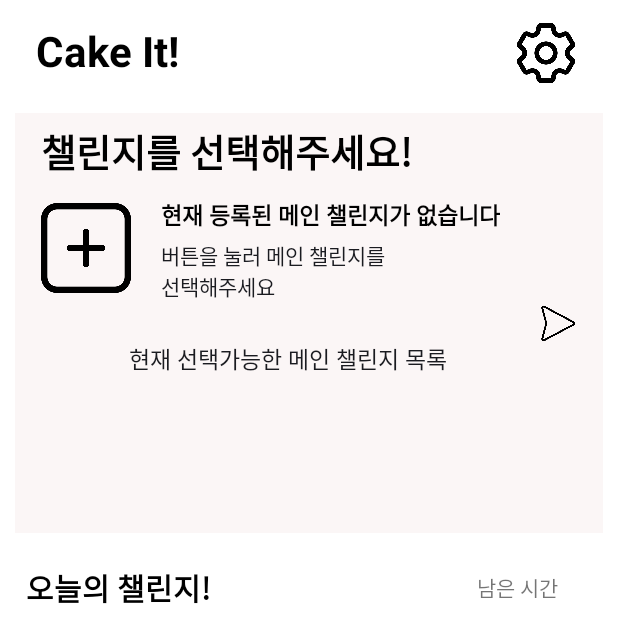
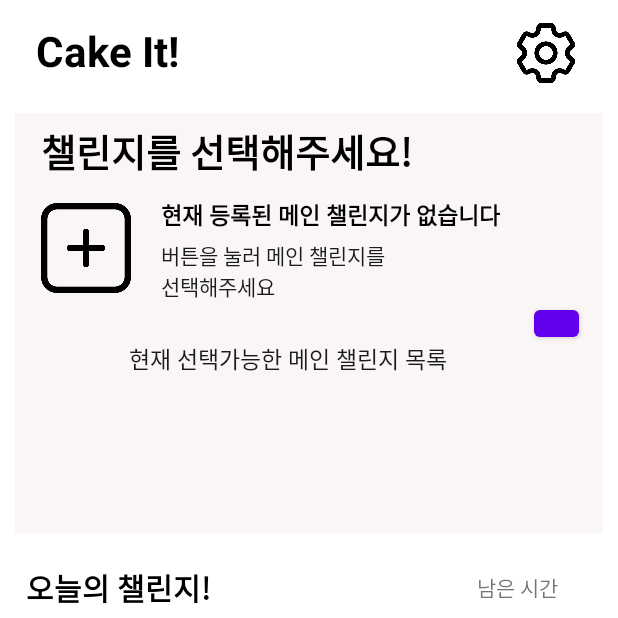
Before and after one commit to zzammin/Sw_project_android, an Android app: the screen it shows after launch (MainActivity), on a phone screen of 412 x 824 dp, the top half of it. Run offline under Robolectric (Android 15) with nearby library versions, the phone set to English and light mode, and no system bars.

Commit message:
진행중인 챌린지 fragment 버튼 누르면 넘어가게 하기 도전..!

```diff
--- /dev/null
+++ b/app/src/main/java/com/example/swproject/ChallengeFragment2.java
@@ -0,0 +1,19 @@
+package com.example.swproject;
+
+import android.os.Bundle;
+import android.view.LayoutInflater;
+import android.view.View;
+import android.view.ViewGroup;
+
+import androidx.annotation.NonNull;
+import androidx.annotation.Nullable;
+import androidx.fragment.app.Fragment;
+
+public class ChallengeFragment2 extends Fragment {
+    @Nullable
+    @Override
+    public View onCreateView(@NonNull LayoutInflater inflater, @Nullable ViewGroup container, @Nullable Bundle savedInstanceState) {
+        // 이게 무슨 의민지 찾아보자
+        return inflater.inflate(R.layout.challenge_fragment2,container,false);
+    }
+}
--- a/app/src/main/java/com/example/swproject/Home.java
+++ b/app/src/main/java/com/example/swproject/Home.java
@@ -1,9 +1,12 @@
 package com.example.swproject;
 
 import android.os.Bundle;
+import android.util.Log;
 import android.view.LayoutInflater;
 import android.view.View;
 import android.view.ViewGroup;
+import android.widget.Button;
+import android.widget.ImageView;
 
 import androidx.annotation.NonNull;
 import androidx.annotation.Nullable;
@@ -15,7 +18,8 @@ import androidx.viewpager2.widget.ViewPager2;
 import java.util.ArrayList;
 
 public class Home extends Fragment {
-
+    ViewPager2 viewPager2;
+    ChallengePagerAdapter adapter;
     @Nullable
     @Override
     public View onCreateView(@NonNull LayoutInflater inflater, @Nullable ViewGroup container, @Nullable Bundle savedInstanceState) {
@@ -25,35 +29,70 @@ public class Home extends Fragment {
         return inflater.inflate(R.layout.home,container,false);
     }
 
+
     @Override
     public void onViewCreated(@NonNull View view, @Nullable Bundle savedInstanceState) {
         super.onViewCreated(view, savedInstanceState);
 
-        ViewPager2 viewPager2 = view.findViewById(R.id.pager);
-        ChallengePagerAdapter adapter = new ChallengePagerAdapter(this);
+        viewPager2 = view.findViewById(R.id.pager);
+        adapter = new ChallengePagerAdapter(this);
+
+        // 클래스를 사용하려면 참조변수를 통해 클래스를 가리키고 그 참조변수를 사용해야 한다
+        ChallengeFragment1 cf1 = new ChallengeFragment1();
+        adapter.addItem(cf1);
+        ChallengeFragment2 cf2 = new ChallengeFragment2();
+        adapter.addItem(cf2);
+
         viewPager2.setAdapter(adapter);
+
+        // fragment에서 다른 xml에 있는 뷰를 사용하려면 당연히 inflation 과정이 필요
+        View current = LayoutInflater.from(requireContext()).inflate(R.layout.challenge_fragment1,null);
+        Button next = current.findViewById(R.id.next);
+        // challenge_fragment1 에서의 next imageView에 클릭 이벤트
+        next.setOnClickListener(new View.OnClickListener() {
+            @Override
+            public void onClick(View view) {
+                // 여기서 position을 늘리다가 5 이상 되면 다시 0으로 돌려야될 듯
+                // Log.d("Button","next 버튼 클릭됨");
+                int currentPosition = viewPager2.getCurrentItem(); // viewPager의 현재 아이템의 위치를 알고 싶으면 getCurrentItem() 메소드
+                int itemCount = adapter.getItemCount();
+                // Log.d("position","현재 위치 : "+currentPosition);
+                // Log.d("position","아이템 개수 : "+itemCount);
+                if(itemCount>0) {
+                    int nextPosition = (currentPosition + 1) % itemCount;
+                    viewPager2.setCurrentItem(nextPosition,true);
+                }
+            }
+        });
+
     }
 
+
+
     class ChallengePagerAdapter extends FragmentStateAdapter {
-        ArrayList<Fragment> items = new ArrayList<Fragment>();
-
+        ArrayList<Fragment> items = new ArrayList<>();
         public ChallengePagerAdapter(Fragment fragment) {
             super(fragment);
         }
 
+        // ArrayList에 fragment 추가
         public void addItem(Fragment item){
             items.add(item);
         }
 
         @NonNull
         @Override
+        // viewPager2에 fragment를 제공
+        // position은 fragment가 ArrayList에 추가될 때 자동으로 할당
+        // viewPager2가 createFragment 메소드를 자동으로 호출하여 사용
         public Fragment createFragment(int position) {
-            return new ChallengeFragment1();
+            // ArrayList의 position 위치의 fragment를 return
+            return items.get(position);
         }
 
         @Override
         public int getItemCount() {
-            return 5;
+            return items.size();
         }
     }
 }
--- a/app/src/main/res/layout/challenge_fragment1.xml
+++ b/app/src/main/res/layout/challenge_fragment1.xml
@@ -80,14 +80,13 @@
         app:layout_constraintStart_toStartOf="parent"
         app:layout_constraintTop_toBottomOf="@+id/textView4" />
 
-    <ImageView
-        android:id="@+id/imageView3"
+    <Button
+        android:id="@+id/next"
         android:layout_width="30dp"
         android:layout_height="30dp"
         android:layout_marginEnd="16dp"
         app:layout_constraintBottom_toBottomOf="parent"
         app:layout_constraintEnd_toEndOf="parent"
-        app:layout_constraintTop_toTopOf="parent"
-        app:srcCompat="@drawable/arrow" />
+        app:layout_constraintTop_toTopOf="parent" />
 
 </androidx.constraintlayout.widget.ConstraintLayout>
```
Also changed, not shown: app/src/main/java/com/example/swproject/ChallengeFragment1.java (+31 -0 lines), app/src/main/res/layout/challenge_fragment2.xml (added, +18 -0 lines).
